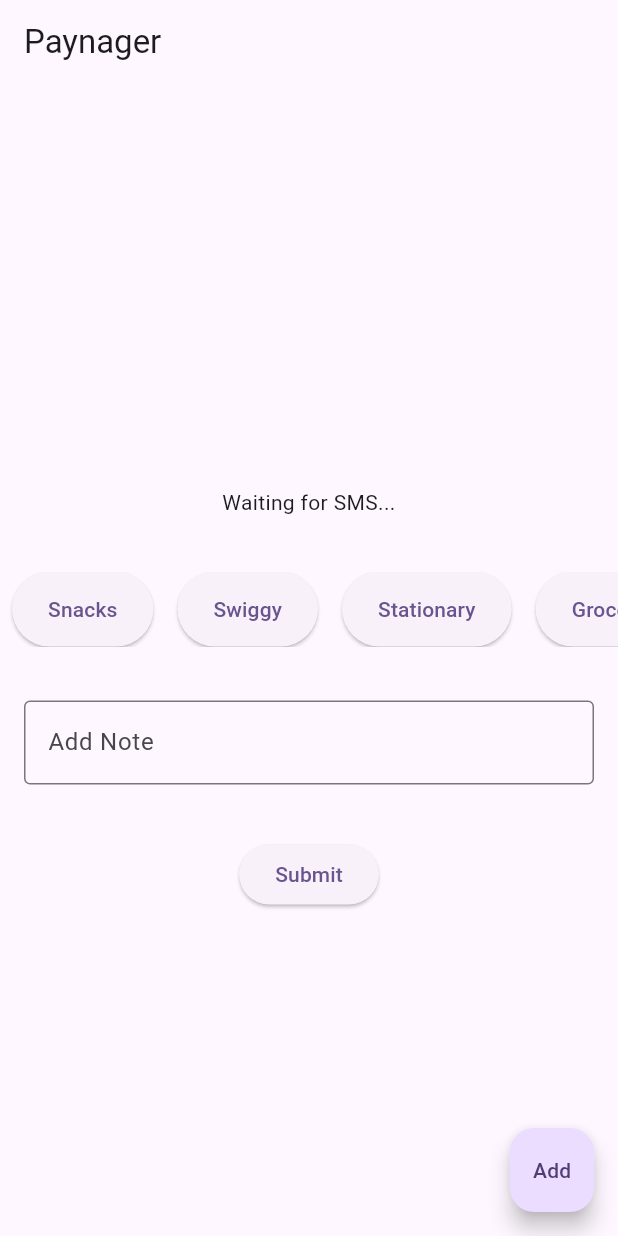
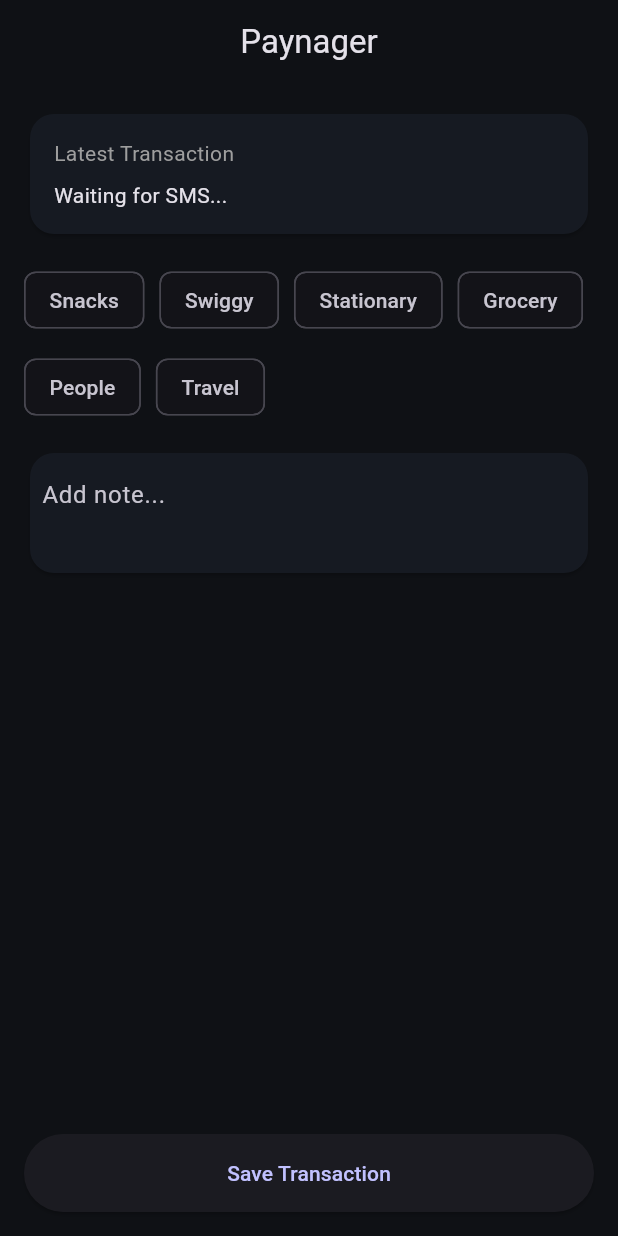
Before and after one commit to snaupdog/Paynager, a Flutter app: the screen it shows after launch, on a phone screen of 412 x 824 dp. Run offline on Flutter 3.47's test engine with Material 3 defaults, Android fonts, the phone set to English and light mode, and no system bars; our stand-ins replace cloud_firestore, firebase_core, flutter_local_notifications; missing offline and left inert: easy_sms_receiver; accounts and stored records are empty.

Commit message:
modern widgets + refactored code

```diff
--- a/lib/main.dart
+++ b/lib/main.dart
@@ -2,7 +2,7 @@ import 'dart:io';
 
 import 'package:flutter/material.dart';
 import 'package:firebase_core/firebase_core.dart';
-import 'package:paynager/my_home_page.dart';
+import 'package:paynager/screens/home_page.dart';
 import 'firebase_options.dart';
 
 void main() async {
@@ -24,10 +24,26 @@ class MyApp extends StatelessWidget {
     return MaterialApp(
       title: 'Flutter Demo',
       debugShowCheckedModeBanner: false,
-      theme: ThemeData(
-        colorScheme: ColorScheme.fromSeed(seedColor: Colors.deepPurple),
-        useMaterial3: true,
-      ),
+      themeMode: ThemeMode.dark,
+      darkTheme: ThemeData(
+          useMaterial3: true,
+          brightness: Brightness.dark,
+          colorScheme: ColorScheme.fromSeed(
+            seedColor: const Color(0xff7c7cff),
+            brightness: Brightness.dark,
+          ),
+          scaffoldBackgroundColor: const Color(0xff0f1115),
+          appBarTheme: const AppBarTheme(
+            backgroundColor: Color(0xff0f1115),
+            elevation: 0,
+            centerTitle: true,
+          ),
+          cardTheme: CardThemeData(
+            color: const Color(0xff161a22),
+            shape: RoundedRectangleBorder(
+              borderRadius: BorderRadius.circular(16),
+            ),
+          )),
       home: const MyHomePage(),
     );
   }
--- a/lib/my_home_page.dart
+++ /dev/null
@@ -1,300 +0,0 @@
-// ignore_for_file: avoid_print
-import 'dart:io';
-
-import 'package:flutter/material.dart';
-import 'package:easy_sms_receiver/easy_sms_receiver.dart';
-import 'package:permission_handler/permission_handler.dart';
-import 'package:flutter_local_notifications/flutter_local_notifications.dart';
-import 'package:cloud_firestore/cloud_firestore.dart';
-
-class MyHomePage extends StatefulWidget {
-  const MyHomePage({super.key});
-
-  @override
-  State<MyHomePage> createState() => _MyHomePageState();
-}
-
-class _MyHomePageState extends State<MyHomePage> {
-  final EasySmsReceiver easySmsReceiver = EasySmsReceiver.instance;
-  final FlutterLocalNotificationsPlugin notificationsPlugin =
-      FlutterLocalNotificationsPlugin();
-
-  FirebaseFirestore? firestore;
-
-  final TextEditingController noteController = TextEditingController();
-
-  String messageText = "Waiting for SMS...";
-  String label = "";
-  String? amount = "";
-  String? recipient = "";
-  String? date = "";
-  String? refNumber = "";
-
-  final List<String> buttonnames = [
-    "Snacks",
-    "Swiggy",
-    "Stationary",
-    "Grocery",
-    "People",
-    "Travel"
-  ];
-
-  bool get firebaseSupported => Platform.isAndroid || Platform.isIOS;
-  bool get smsSupported => Platform.isAndroid;
-  bool get notificationsSupported => Platform.isAndroid || Platform.isIOS;
-
-  @override
-  void initState() {
-    super.initState();
-
-    if (firebaseSupported) {
-      firestore = FirebaseFirestore.instance;
-    }
-
-    if (notificationsSupported) {
-      _initializeNotifications();
-    }
-
-    if (smsSupported) {
-      _requestPermissions();
-      _startListeningForSms();
-    }
-  }
-
-  // ---------------- NOTIFICATIONS ----------------
-
-  Future<void> _initializeNotifications() async {
-    const androidSettings =
-        AndroidInitializationSettings('@mipmap/ic_launcher');
-
-    const initSettings = InitializationSettings(android: androidSettings);
-
-    await notificationsPlugin.initialize(
-      settings: initSettings,
-      onDidReceiveNotificationResponse: (response) {},
-    );
-  }
-
-  Future<void> _showNotification(String title, String body) async {
-    if (!notificationsSupported) return;
-
-    const androidDetails = AndroidNotificationDetails(
-      'sms_channel',
-      'SMS Alerts',
-      importance: Importance.max,
-      priority: Priority.max,
-      fullScreenIntent: true,
-      category: AndroidNotificationCategory.call,
-      ticker: 'ticker',
-      visibility: NotificationVisibility.public,
-    );
-
-    const notificationDetails = NotificationDetails(android: androidDetails);
-
-    await notificationsPlugin.show(
-      id: 0,
-      title: title,
-      body: body,
-      notificationDetails: notificationDetails,
-    );
-  }
-
-  // ---------------- PERMISSIONS ----------------
-
-  Future<void> _requestPermissions() async {
-    if (!smsSupported) return;
-
-    await Permission.sms.request();
-    await Permission.notification.request();
-  }
-
-  // ---------------- SMS ----------------
-
-  void extractinfo(String msg) {
-    final amountReg =
-        RegExp(r'rs\.?\s?(\d+(\.\d{1,2})?)', caseSensitive: false);
-    final recipientReg = RegExp(r'to ([a-zA-Z ]+)');
-    final dateReg = RegExp(r'on (\d{2}-\d{2}(?:-\d{4})?)');
-    final refNumberReg = RegExp(r'ref (\d+)');
-
-    amount = amountReg.firstMatch(msg)?.group(1);
-    recipient = recipientReg.firstMatch(msg)?.group(1);
-    date = dateReg.firstMatch(msg)?.group(1);
-    refNumber = refNumberReg.firstMatch(msg)?.group(1);
-
-    print('Amount: Rs.$amount');
-    print('Recipient: $recipient');
-    print('Date: $date');
-    print('Ref: $refNumber');
-  }
-
-  void _startListeningForSms() {
-    if (!smsSupported) return;
-
-    easySmsReceiver.listenIncomingSms(
-      onNewMessage: (message) async {
-        final messageBody = message.body ?? "";
-
-        if (messageBody.toLowerCase().contains("hdfc")) {
-          setState(() => messageText = messageBody);
-
-          extractinfo(messageBody);
-
-          await _showNotification("Label transaction", messageBody);
-        }
-      },
-    );
-  }
-
-  // ---------------- FIRESTORE ----------------
-
-  Future<void> _addtodatabase() async {
-    if (firestore == null) {
-      print("Firestore not available on this platform");
-      return;
-    }
-
-    final transaction = <String, dynamic>{
-      "message": messageText,
-      "label": label,
-      "amount": amount,
-      "recipient": recipient,
-      "date": date,
-      "refNumber": refNumber,
-      "note": noteController.text.isNotEmpty ? noteController.text : null,
-      "timestamp": FieldValue.serverTimestamp(),
-    };
-
-    try {
-      await firestore!.collection("transaction").add(transaction);
-      print('Saved to Firestore');
-    } catch (e) {
-      print('Firestore error: $e');
-    }
-  }
-
-  // ---------------- UI ----------------
-
-  @override
-  Widget build(BuildContext context) {
-    return Scaffold(
-      appBar: AppBar(title: const Text("Paynager")),
-      floatingActionButton: FloatingActionButton(
-        child: const Text("Add"),
-        onPressed: () => addLabelDialog(),
-      ),
-      body: Column(
-        mainAxisAlignment: MainAxisAlignment.center,
-        children: [
-          Text(label, style: const TextStyle(fontSize: 18)),
-          const SizedBox(height: 10),
-          Padding(
-            padding: const EdgeInsets.all(16),
-            child: Text(
-              messageText,
-              textAlign: TextAlign.center,
-            ),
-          ),
-          if (!smsSupported)
-            const Padding(
-              padding: EdgeInsets.all(8),
-              child: Text(
-                "SMS reading is disabled on desktop",
-                style: TextStyle(color: Colors.red),
-              ),
-            ),
-          const SizedBox(height: 20),
-          SizedBox(
-            height: 50,
-            child: ListView.builder(
-              scrollDirection: Axis.horizontal,
-              itemCount: buttonnames.length,
-              itemBuilder: (context, index) {
-                return Padding(
-                  padding: const EdgeInsets.symmetric(horizontal: 8),
-                  child: ElevatedButton(
-                    onLongPress: () => _showDeleteDialog(index),
-                    onPressed: () => setState(() => label = buttonnames[index]),
-                    child: Text(buttonnames[index]),
-                  ),
-                );
-              },
-            ),
-          ),
-          const SizedBox(height: 20),
-          Padding(
-            padding: const EdgeInsets.all(16),
-            child: TextField(
-              controller: noteController,
-              decoration: const InputDecoration(
-                labelText: "Add Note",
-                border: OutlineInputBorder(),
-              ),
-            ),
-          ),
-          const SizedBox(height: 20),
-          ElevatedButton(
-            onPressed: () async {
-              if (messageText != "Waiting for SMS...") {
-                await _addtodatabase();
-                setState(() {
-                  messageText = "Saved!";
-                  label = "";
-                });
-                noteController.clear();
-              }
-            },
-            child: const Text("Submit"),
-          )
-        ],
-      ),
-    );
-  }
-
-  Future<void> _showDeleteDialog(int index) async {
-    return showDialog<void>(
-      context: context,
-      builder: (context) => AlertDialog(
-        title: const Text('Delete'),
-        content: Text('Delete "${buttonnames[index]}" ?'),
-        actions: [
-          TextButton(
-              onPressed: () => Navigator.pop(context),
-              child: const Text('Cancel')),
-          TextButton(
-              onPressed: () {
-                setState(() => buttonnames.removeAt(index));
-                Navigator.pop(context);
-              },
-              child: const Text('Delete')),
-        ],
-      ),
-    );
-  }
-
-  Future<String?> addLabelDialog() async {
-    String? label;
-
-    return showDialog<String>(
-      context: context,
-      builder: (context) => AlertDialog(
-        title: const Text('Add Label'),
-        content: TextField(
-          onChanged: (v) => label = v,
-          decoration: const InputDecoration(hintText: "Label"),
-        ),
-        actions: [
-          TextButton(
-            onPressed: () {
-              if (label != null && label!.isNotEmpty) {
-                setState(() => buttonnames.add(label!));
-              }
-              Navigator.pop(context);
-            },
-            child: const Text('OK'),
-          )
-        ],
-      ),
-    );
-  }
-}
--- /dev/null
+++ b/lib/screens/home_page.dart
@@ -0,0 +1,93 @@
+import 'package:flutter/material.dart';
+import '../services/sms_service.dart';
+import '../services/firestore_service.dart';
+import '../services/notification_service.dart';
+import '../widgets/transaction_card.dart';
+import '../widgets/label_selector.dart';
+import '../widgets/note_input.dart';
+import '../widgets/submit_button.dart';
+
+class MyHomePage extends StatefulWidget {
+  const MyHomePage({super.key});
+
+  @override
+  State<MyHomePage> createState() => _MyHomePageState();
+}
+
+class _MyHomePageState extends State<MyHomePage> {
+  final sms = SmsService();
+  final firestore = FirestoreService();
+  final notifications = NotificationService();
+
+  final TextEditingController noteController = TextEditingController();
+
+  String messageText = "Waiting for SMS...";
+  String label = "";
+  String? amount;
+
+  final List<String> labels = [
+    "Snacks",
+    "Swiggy",
+    "Stationary",
+    "Grocery",
+    "People",
+    "Travel"
+  ];
+
+  @override
+  void initState() {
+    super.initState();
+    notifications.init();
+
+    sms.listen((msg) async {
+      if (msg.toLowerCase().contains("hdfc")) {
+        setState(() => messageText = msg);
+        await notifications.show("Label Transaction", msg);
+      }
+    });
+  }
+
+  Future<void> save() async {
+    await firestore.saveTransaction({
+      "message": messageText,
+      "label": label,
+      "note": noteController.text,
+      "timestamp": DateTime.now(),
+    });
+
+    setState(() {
+      messageText = "Saved!";
+      label = "";
+    });
+
+    noteController.clear();
+  }
+
+  @override
+  Widget build(BuildContext context) {
+    return Scaffold(
+      appBar: AppBar(title: const Text("Paynager")),
+      body: SafeArea(
+        child: Padding(
+          padding: const EdgeInsets.all(16),
+          child: Column(
+            crossAxisAlignment: CrossAxisAlignment.stretch,
+            children: [
+              TransactionCard(message: messageText, amount: amount),
+              const SizedBox(height: 16),
+              LabelSelector(
+                labels: labels,
+                selected: label,
+                onSelected: (v) => setState(() => label = v),
+              ),
+              const SizedBox(height: 16),
+              NoteInput(controller: noteController),
+              const Spacer(),
+              SubmitButton(onPressed: save),
+            ],
+          ),
+        ),
+      ),
+    );
+  }
+}
--- /dev/null
+++ b/lib/services/firestore_service.dart
@@ -0,0 +1,19 @@
+import 'dart:io';
+import 'package:cloud_firestore/cloud_firestore.dart';
+
+class FirestoreService {
+  FirebaseFirestore? _firestore;
+
+  bool get supported => !Platform.isLinux;
+
+  FirestoreService() {
+    if (supported) {
+      _firestore = FirebaseFirestore.instance;
+    }
+  }
+
+  Future<void> saveTransaction(Map<String, dynamic> data) async {
+    if (!supported) return;
+    await _firestore!.collection("transaction").add(data);
+  }
+}
--- /dev/null
+++ b/lib/services/sms_service.dart
@@ -0,0 +1,16 @@
+import 'dart:io';
+import 'package:easy_sms_receiver/easy_sms_receiver.dart';
+
+class SmsService {
+  final EasySmsReceiver _receiver = EasySmsReceiver.instance;
+
+  bool get supported => Platform.isAndroid;
+
+  void listen(void Function(String message) onMessage) {
+    if (!supported) return;
+
+    _receiver.listenIncomingSms(
+      onNewMessage: (msg) => onMessage(msg.body ?? ""),
+    );
+  }
+}
--- /dev/null
+++ b/lib/widgets/label_selector.dart
@@ -0,0 +1,29 @@
+import 'package:flutter/material.dart';
+
+class LabelSelector extends StatelessWidget {
+  final List<String> labels;
+  final String selected;
+  final Function(String) onSelected;
+
+  const LabelSelector({
+    super.key,
+    required this.labels,
+    required this.selected,
+    required this.onSelected,
+  });
+
+  @override
+  Widget build(BuildContext context) {
+    return Wrap(
+      spacing: 10,
+      runSpacing: 10,
+      children: labels.map((label) {
+        return ChoiceChip(
+          label: Text(label),
+          selected: selected == label,
+          onSelected: (_) => onSelected(label),
+        );
+      }).toList(),
+    );
+  }
+}
--- /dev/null
+++ b/lib/widgets/note_input.dart
@@ -0,0 +1,24 @@
+import 'package:flutter/material.dart';
+
+class NoteInput extends StatelessWidget {
+  final TextEditingController controller;
+
+  const NoteInput({super.key, required this.controller});
+
+  @override
+  Widget build(BuildContext context) {
+    return Card(
+      child: Padding(
+        padding: const EdgeInsets.all(8),
+        child: TextField(
+          controller: controller,
+          maxLines: 2,
+          decoration: const InputDecoration(
+            hintText: "Add note...",
+            border: InputBorder.none,
+          ),
+        ),
+      ),
+    );
+  }
+}
--- /dev/null
+++ b/lib/widgets/submit_button.dart
@@ -0,0 +1,18 @@
+import 'package:flutter/material.dart';
+
+class SubmitButton extends StatelessWidget {
+  final VoidCallback onPressed;
+
+  const SubmitButton({super.key, required this.onPressed});
+
+  @override
+  Widget build(BuildContext context) {
+    return SizedBox(
+      height: 52,
+      child: ElevatedButton(
+        onPressed: onPressed,
+        child: const Text("Save Transaction"),
+      ),
+    );
+  }
+}
--- /dev/null
+++ b/lib/widgets/transaction_card.dart
@@ -0,0 +1,38 @@
+import 'package:flutter/material.dart';
+
+class TransactionCard extends StatelessWidget {
+  final String message;
+  final String? amount;
+
+  const TransactionCard({
+    super.key,
+    required this.message,
+    this.amount,
+  });
+
+  @override
+  Widget build(BuildContext context) {
+    return Card(
+      child: Padding(
+        padding: const EdgeInsets.all(16),
+        child: Column(
+          crossAxisAlignment: CrossAxisAlignment.start,
+          children: [
+            const Text("Latest Transaction",
+                style: TextStyle(color: Colors.grey)),
+            const SizedBox(height: 8),
+            Text(message),
+            if (amount != null && amount!.isNotEmpty) ...[
+              const SizedBox(height: 10),
+              Text(
+                "₹$amount",
+                style:
+                    const TextStyle(fontSize: 20, fontWeight: FontWeight.bold),
+              )
+            ]
+          ],
+        ),
+      ),
+    );
+  }
+}
```
Also changed, not shown: lib/services/notification_service.dart (added, +35 -0 lines), 1 other file.
